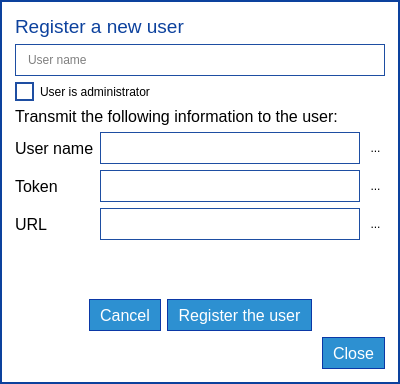
The window that parsec/core/gui/forms/register_user_dialog.ui (Scille/parsec-cloud) describes before a commit, drawn with Qt 5.
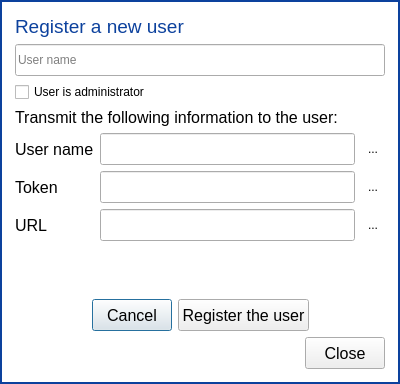
The same window after the commit. Icons and pictures are not drawn. Custom widgets are drawn as their Qt base class.

Patch:
```diff
--- a/parsec/core/gui/forms/register_user_dialog.ui
+++ b/parsec/core/gui/forms/register_user_dialog.ui
@@ -29,77 +29,6 @@
    <string notr="true">QDialog#RegisterUserDialog
 {
 background-color: rgb(255, 255, 255);
-}
-
-QLineEdit
-{
-border: 1px solid rgb(30, 78, 162);
-padding-left: 10px;
-}
-
-QLineEdit[readOnly=&quot;true&quot;]
-{
-background-color: rgb(230, 230, 230);
-}
-
-QLineEdit:!enabled
-{
-border: 1px solid rgb(180, 180, 180);
-}
-
-QPushButton
-{
-background-color: rgb(45, 144, 209);
-border: 1px solid rgb(11, 56, 166);
-color: rgb(255, 255, 255);
-padding-left: 10px;
-padding-right: 10px;
-}
-
-QPushButton:disabled
-{
-border: 1px solid rgb(65, 75, 106);
-background-color: rgb(112, 122, 153);
-color: rgb(255, 255, 255);
-}
-
-QToolButton
-{
-border: none;
-}
-
-QCheckBox::indicator
-{
-width: 15px;
-height: 15px;
-background-color: rgb(255, 255, 255);
-border: 2px solid rgb(30, 78, 162);
-color: black;
-}
-
-QCheckBox::indicator:checked
-{
-image: url(:/icons/images/icons/checked.png)
-}
-
-QComboBox
-{
-border: 1px solid rgb(30, 78, 162);
-background-color: white;
-color: black;
-}
-
-QComboBox::drop-down
-{
-border: 0px;
-}
-
-QComboBox::down-arrow
-{
-image: url(:/icons/images/icons/down-arrow.png);
-width: 16px;
-height: 16px;
-padding-right: 5px;
 }</string>
   </property>
   <property name="modal">
@@ -500,6 +429,13 @@
    </item>
   </layout>
  </widget>
+ <customwidgets>
+  <customwidget>
+   <class>ShadowedButton</class>
+   <extends>QPushButton</extends>
+   <header>parsec.core.gui.custom_widgets</header>
+  </customwidget>
+ </customwidgets>
  <resources>
   <include location="../rc/resources.qrc"/>
  </resources>
```
Left out of the diff: 10 changed lines with no effect on the pictures.
